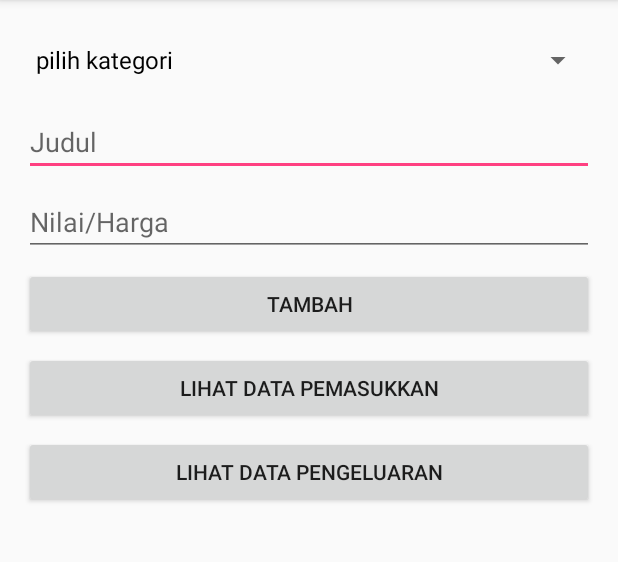
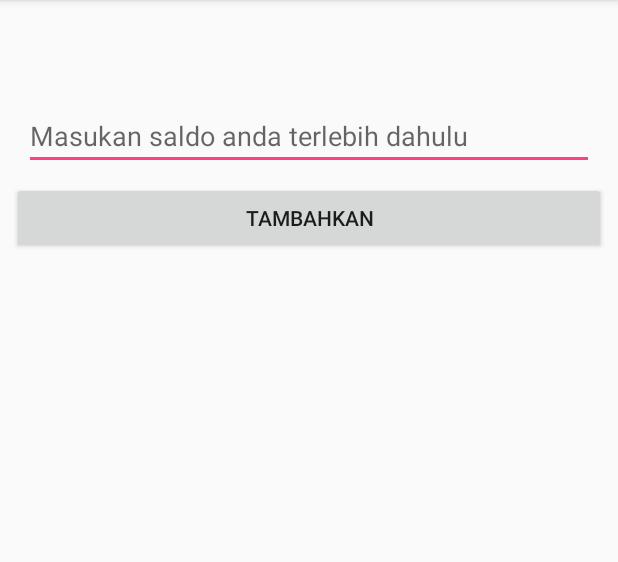
Before and after one commit to theinternetbae/Keuangan, an Android app: the screen it shows after launch (MainActivity), on a phone screen of 412 x 824 dp, the part 84-646 px from its top. Run offline under Robolectric (Android 15) with nearby library versions, the phone set to English and light mode, and no system bars.

Commit message:
menambahkan saldo

```diff
--- a/app/src/main/java/com/example/kaligaswag/keuangan/Database/DBHelper.java
+++ b/app/src/main/java/com/example/kaligaswag/keuangan/Database/DBHelper.java
@@ -18,12 +18,15 @@ public class DBHelper extends SQLiteOpenHelper {
     private static String COL_1 = "id";
     private static String COL_2 = "judul";
     private static String COL_3 = "harga";
+    private static String SALDO = "saldo";
     private static String TIMESTAMP = "timestamp";
     private static int DATABASE_VERSION = 1;
     private static String CREATE_TB_PEMASUKKAN = "create table pemasukkan(id INTEGER PRIMARY KEY AUTOINCREMENT, judul TEXT NOT NULL, " +
             "harga INTEGER NOT NULL, timestamp TIMESTAMP DEFAULT CURRENT_TIMESTAMP);";
     private static String CREATE_TB_PENGELUARAN = "create table pengeluaran(id INTEGER PRIMARY KEY AUTOINCREMENT, judul TEXT NOT NULL, " +
             "harga INTEGER NOT NULL, timestamp TIMESTAMP DEFAULT CURRENT_TIMESTAMP);";
+    private static String CREATE_TB_SALDO = "create table mysaldo(id INTEGER PRIMARY KEY AUTOINCREMENT, " +
+            "saldo INTEGER, timestamp TIMESTAMP DEFAULT CURRENT_TIMESTAMP);";
 
     public DBHelper(Context context) {
         super(context, DATABASE_NAME, null, 1);
@@ -33,12 +36,14 @@ public class DBHelper extends SQLiteOpenHelper {
     public void onCreate(SQLiteDatabase db) {
         db.execSQL(CREATE_TB_PEMASUKKAN);
         db.execSQL(CREATE_TB_PENGELUARAN);
+        db.execSQL(CREATE_TB_SALDO);
     }
 
     @Override
     public void onUpgrade(SQLiteDatabase db, int oldVersion, int newVersion) {
         db.execSQL("DROP TABLE IF EXISTS " + TABLE_NAME_PEMASUKKAN);
         db.execSQL("DROP TABLE IF EXISTS " + TABLE_NAME_PENGELUARAN);
+        db.execSQL("DROP TABLE IF EXISTS mysaldo");
         onCreate(db);
     }
 
@@ -48,6 +53,13 @@ public class DBHelper extends SQLiteOpenHelper {
         cv.put(COL_2, judul);
         cv.put(COL_3, jumlah);
         db.insert(tableName, null, cv);
+    }
+
+    public void addSaldo(int saldo){
+        SQLiteDatabase db = this.getWritableDatabase();
+        ContentValues cv = new ContentValues();
+        cv.put(SALDO, saldo);
+        db.insert("mysaldo", null, cv);
     }
 
     public Cursor getAllPemasukkan(String tableName){
@@ -107,4 +119,15 @@ public class DBHelper extends SQLiteOpenHelper {
         return db.rawQuery(query, null);
     }
 
+    public Cursor getAllSaldo(){
+        SQLiteDatabase db = this.getWritableDatabase();
+        return db.query("mysaldo",
+                null,
+                null,
+                null,
+                null,
+                null,
+                TIMESTAMP + " ASC");
+    }
+
 }
--- a/app/src/main/java/com/example/kaligaswag/keuangan/MainActivity.java
+++ b/app/src/main/java/com/example/kaligaswag/keuangan/MainActivity.java
@@ -1,6 +1,7 @@
 package com.example.kaligaswag.keuangan;
 
 import android.content.Intent;
+import android.database.Cursor;
 import android.database.sqlite.SQLiteDatabase;
 import android.os.Bundle;
 import android.support.v7.app.AppCompatActivity;
@@ -17,8 +18,8 @@ import com.example.kaligaswag.keuangan.Database.MyAdapter;
 public class MainActivity extends AppCompatActivity {
 
     Spinner kategori;
-    EditText judul, harga;
-    Button tambah, pemasukkan, pengeluaran;
+    EditText judul, harga, saldo;
+    Button tambah, pemasukkan, pengeluaran, addsaldo;
     DBHelper helper;
     MyAdapter adapter;
     SQLiteDatabase db;
@@ -33,6 +34,8 @@ public class MainActivity extends AppCompatActivity {
         helper = new DBHelper(this);
         db = helper.getWritableDatabase();
 
+        addsaldo = findViewById(R.id.buttonSaldo);
+        saldo = findViewById(R.id.editTextSaldo);
 
         kategori = findViewById(R.id.spinner);
         judul = findViewById(R.id.editTextJudul);
@@ -40,6 +43,44 @@ public class MainActivity extends AppCompatActivity {
         tambah = findViewById(R.id.buttonAdd);
         pemasukkan = findViewById(R.id.ButtonLihatPemasukkan);
         pengeluaran = findViewById(R.id.buttonPengeluaran);
+
+        Cursor c = helper.getAllSaldo();
+//        int sa;
+//        sa = (int) c.getDouble(c.getColumnIndex("yosaldo"));
+        if (c.getCount() != 0){
+            saldo.setVisibility(View.GONE);
+            addsaldo.setVisibility(View.GONE);
+        }
+
+        if (c.getCount() > 0){
+            kategori.setVisibility(View.VISIBLE);
+            judul.setVisibility(View.VISIBLE);
+            harga.setVisibility(View.VISIBLE);
+            tambah.setVisibility(View.VISIBLE);
+            pemasukkan.setVisibility(View.VISIBLE);
+            pengeluaran.setVisibility(View.VISIBLE);
+        }
+
+        addsaldo.setOnClickListener(new View.OnClickListener() {
+            @Override
+            public void onClick(View v) {
+                String sal = saldo.getText().toString();
+                if (sal.trim().length() == 0) {
+                    Toast.makeText(getApplicationContext(), "Silahkan isi saldo anda terlebih dahulu", Toast.LENGTH_SHORT).show();
+                }
+                helper.addSaldo(Integer.parseInt(sal));
+                saldo.getText().clear();
+                Toast.makeText(getApplicationContext(), "Saldo sudah ditambahkan", Toast.LENGTH_SHORT).show();
+                kategori.setVisibility(View.VISIBLE);
+                judul.setVisibility(View.VISIBLE);
+                harga.setVisibility(View.VISIBLE);
+                tambah.setVisibility(View.VISIBLE);
+                pemasukkan.setVisibility(View.VISIBLE);
+                pengeluaran.setVisibility(View.VISIBLE);
+                saldo.setVisibility(View.GONE);
+                addsaldo.setVisibility(View.GONE);
+            }
+        });
 
         pengeluaran.setOnClickListener(new View.OnClickListener() {
             @Override
--- a/app/src/main/res/layout/activity_main.xml
+++ b/app/src/main/res/layout/activity_main.xml
@@ -13,6 +13,7 @@
         android:layout_marginEnd="16dp"
         android:layout_marginStart="16dp"
         android:layout_marginTop="16dp"
+        android:visibility="gone"
         app:layout_constraintEnd_toEndOf="parent"
         app:layout_constraintStart_toStartOf="parent"
         app:layout_constraintTop_toTopOf="parent" />
@@ -27,6 +28,7 @@
         android:ems="10"
         android:hint="Judul"
         android:inputType="textPersonName"
+        android:visibility="gone"
         app:layout_constraintEnd_toEndOf="parent"
         app:layout_constraintStart_toStartOf="parent"
         app:layout_constraintTop_toBottomOf="@+id/spinner"
@@ -42,6 +44,7 @@
         android:ems="10"
         android:hint="Nilai/Harga"
         android:inputType="number"
+        android:visibility="gone"
         app:layout_constraintEnd_toEndOf="parent"
         app:layout_constraintStart_toStartOf="parent"
         app:layout_constraintTop_toBottomOf="@+id/editTextJudul"
@@ -55,6 +58,7 @@
         android:layout_marginStart="16dp"
         android:layout_marginTop="8dp"
         android:text="Tambah"
+        android:visibility="gone"
         app:layout_constraintEnd_toEndOf="parent"
         app:layout_constraintStart_toStartOf="parent"
         app:layout_constraintTop_toBottomOf="@+id/editTextHarga"
@@ -68,6 +72,7 @@
         android:layout_marginStart="16dp"
         android:layout_marginTop="8dp"
         android:text="Lihat data pemasukkan"
+        android:visibility="gone"
         app:layout_constraintEnd_toEndOf="parent"
         app:layout_constraintStart_toStartOf="parent"
         app:layout_constraintTop_toBottomOf="@+id/buttonAdd"
@@ -81,8 +86,38 @@
         android:layout_marginStart="16dp"
         android:layout_marginTop="8dp"
         android:text="lihat data pengeluaran"
+        android:visibility="gone"
         app:layout_constraintEnd_toEndOf="parent"
         app:layout_constraintStart_toStartOf="parent"
         app:layout_constraintTop_toBottomOf="@+id/ButtonLihatPemasukkan"
         tools:ignore="HardcodedText" />
+
+    <EditText
+        android:id="@+id/editTextSaldo"
+        android:layout_width="0dp"
+        android:layout_height="wrap_content"
+        android:layout_marginEnd="16dp"
+        android:layout_marginStart="16dp"
+        android:layout_marginTop="68dp"
+        android:ems="10"
+        android:hint="Masukan saldo anda terlebih dahulu"
+        android:inputType="number"
+        app:layout_constraintEnd_toEndOf="parent"
+        app:layout_constraintHorizontal_bias="0.0"
+        app:layout_constraintStart_toStartOf="parent"
+        app:layout_constraintTop_toTopOf="parent"
+        tools:ignore="HardcodedText" />
+
+    <Button
+        android:id="@+id/buttonSaldo"
+        android:layout_width="0dp"
+        android:layout_height="wrap_content"
+        android:layout_marginEnd="8dp"
+        android:layout_marginStart="8dp"
+        android:layout_marginTop="8dp"
+        android:text="Tambahkan"
+        app:layout_constraintEnd_toEndOf="parent"
+        app:layout_constraintStart_toStartOf="parent"
+        app:layout_constraintTop_toBottomOf="@+id/editTextSaldo"
+        tools:ignore="HardcodedText" />
 </android.support.constraint.ConstraintLayout>
```
